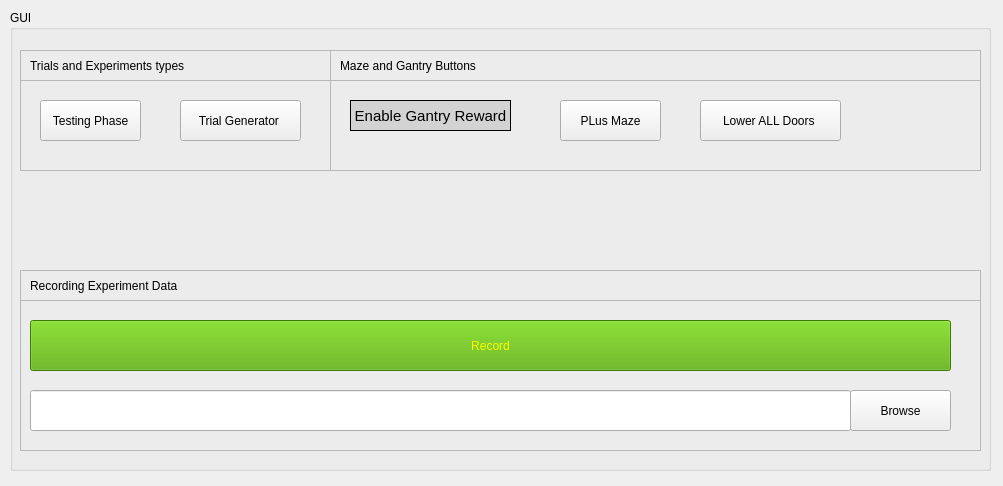
NC4Lab/omniroute_ubuntu_ws, file src/omniroute_operation/src/single_T_maze/single_T_maze_interface.ui: the form before one commit.
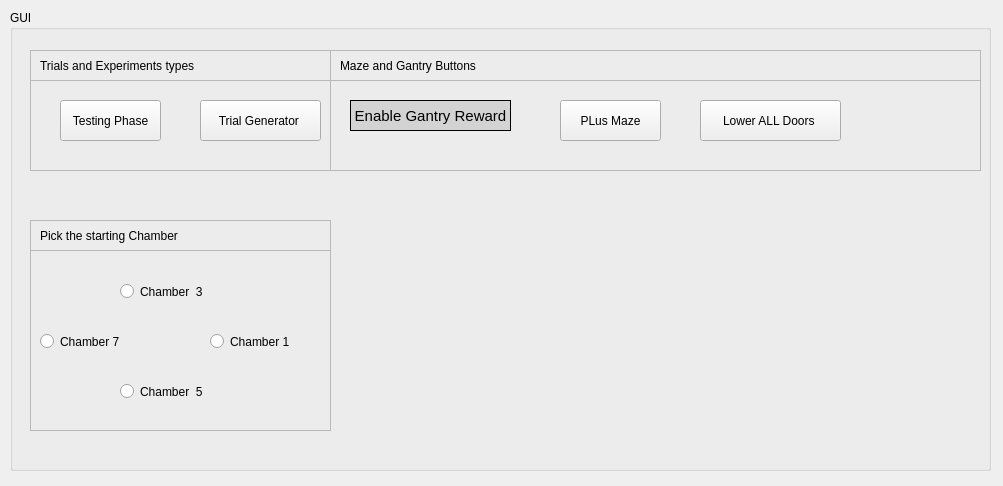
The form after the commit.

Commit message: moving starting chambers away from experiment controller

Patch:
```diff
--- a/src/omniroute_operation/src/single_T_maze/single_T_maze_interface.ui
+++ b/src/omniroute_operation/src/single_T_maze/single_T_maze_interface.ui
@@ -25,65 +25,6 @@
    <property name="title">
     <string>GUI</string>
    </property>
-   <widget class="QFrame" name="frame_6">
-    <property name="geometry">
-     <rect>
-      <x>10</x>
-      <y>290</y>
-      <width>961</width>
-      <height>151</height>
-     </rect>
-    </property>
-    <property name="frameShape">
-     <enum>QFrame::StyledPanel</enum>
-    </property>
-    <property name="frameShadow">
-     <enum>QFrame::Raised</enum>
-    </property>
-    <widget class="QPushButton" name="browseBtn_2">
-     <property name="geometry">
-      <rect>
-       <x>830</x>
-       <y>90</y>
-       <width>101</width>
-       <height>41</height>
-      </rect>
-     </property>
-     <property name="text">
-      <string>Browse</string>
-     </property>
-    </widget>
-    <widget class="QPushButton" name="recordBtn">
-     <property name="enabled">
-      <bool>true</bool>
-     </property>
-     <property name="geometry">
-      <rect>
-       <x>10</x>
-       <y>20</y>
-       <width>921</width>
-       <height>51</height>
-      </rect>
-     </property>
-     <property name="styleSheet">
-      <string notr="true">background-color: rgb(85, 170, 0);
-color: rgb(255, 255, 0);</string>
-     </property>
-     <property name="text">
-      <string>Record</string>
-     </property>
-    </widget>
-    <widget class="QLineEdit" name="recordDataDir">
-     <property name="geometry">
-      <rect>
-       <x>10</x>
-       <y>90</y>
-       <width>821</width>
-       <height>41</height>
-      </rect>
-     </property>
-    </widget>
-   </widget>
    <widget class="QFrame" name="frame_7">
     <property name="geometry">
      <rect>
@@ -183,41 +124,12 @@
      <enum>QFrame::Raised</enum>
     </property>
    </widget>
-   <widget class="QFrame" name="frame_11">
-    <property name="geometry">
-     <rect>
-      <x>10</x>
-      <y>260</y>
-      <width>961</width>
-      <height>31</height>
-     </rect>
-    </property>
-    <property name="frameShape">
-     <enum>QFrame::StyledPanel</enum>
-    </property>
-    <property name="frameShadow">
-     <enum>QFrame::Raised</enum>
-    </property>
-    <widget class="QLabel" name="label_5">
-     <property name="geometry">
-      <rect>
-       <x>10</x>
-       <y>0</y>
-       <width>701</width>
-       <height>31</height>
-      </rect>
-     </property>
-     <property name="text">
-      <string>Recording Experiment Data</string>
-     </property>
-    </widget>
-   </widget>
    <widget class="QFrame" name="frame_12">
     <property name="geometry">
      <rect>
-      <x>10</x>
+      <x>20</x>
       <y>70</y>
-      <width>311</width>
+      <width>301</width>
       <height>91</height>
      </rect>
     </property>
@@ -230,7 +142,7 @@
     <widget class="QPushButton" name="trialGeneratorBtn">
      <property name="geometry">
       <rect>
-       <x>160</x>
+       <x>170</x>
        <y>20</y>
        <width>121</width>
        <height>41</height>
@@ -243,7 +155,7 @@
     <widget class="QPushButton" name="testingPhaseBtn">
      <property name="geometry">
       <rect>
-       <x>20</x>
+       <x>30</x>
        <y>20</y>
        <width>101</width>
        <height>41</height>
@@ -257,9 +169,9 @@
    <widget class="QFrame" name="frame_13">
     <property name="geometry">
      <rect>
-      <x>10</x>
+      <x>20</x>
       <y>40</y>
-      <width>311</width>
+      <width>301</width>
       <height>31</height>
      </rect>
     </property>
@@ -296,13 +208,103 @@
      <string>Maze and Gantry Buttons</string>
     </property>
    </widget>
-   <zorder>frame_7</zorder>
-   <zorder>frame_6</zorder>
-   <zorder>frame_8</zorder>
-   <zorder>frame_11</zorder>
-   <zorder>frame_12</zorder>
-   <zorder>frame_13</zorder>
-   <zorder>label_6</zorder>
+   <widget class="QFrame" name="frame_5">
+    <property name="geometry">
+     <rect>
+      <x>20</x>
+      <y>240</y>
+      <width>301</width>
+      <height>181</height>
+     </rect>
+    </property>
+    <property name="frameShape">
+     <enum>QFrame::StyledPanel</enum>
+    </property>
+    <property name="frameShadow">
+     <enum>QFrame::Raised</enum>
+    </property>
+    <widget class="QRadioButton" name="chamberOneBtn">
+     <property name="geometry">
+      <rect>
+       <x>180</x>
+       <y>80</y>
+       <width>112</width>
+       <height>23</height>
+      </rect>
+     </property>
+     <property name="text">
+      <string>Chamber 1 </string>
+     </property>
+    </widget>
+    <widget class="QRadioButton" name="chamberThreeBtn">
+     <property name="geometry">
+      <rect>
+       <x>90</x>
+       <y>30</y>
+       <width>112</width>
+       <height>23</height>
+      </rect>
+     </property>
+     <property name="text">
+      <string>Chamber  3 </string>
+     </property>
+    </widget>
+    <widget class="QRadioButton" name="chamberSevenBtn">
+     <property name="geometry">
+      <rect>
+       <x>10</x>
+       <y>80</y>
+       <width>112</width>
+       <height>23</height>
+      </rect>
+     </property>
+     <property name="text">
+      <string>Chamber 7 </string>
+     </property>
+    </widget>
+    <widget class="QRadioButton" name="chamberFiveBtn">
+     <property name="geometry">
+      <rect>
+       <x>90</x>
+       <y>130</y>
+       <width>151</width>
+       <height>23</height>
+      </rect>
+     </property>
+     <property name="text">
+      <string>Chamber  5 </string>
+     </property>
+    </widget>
+   </widget>
+   <widget class="QFrame" name="frame_2">
+    <property name="geometry">
+     <rect>
+      <x>20</x>
+      <y>210</y>
+      <width>301</width>
+      <height>31</height>
+     </rect>
+    </property>
+    <property name="frameShape">
+     <enum>QFrame::StyledPanel</enum>
+    </property>
+    <property name="frameShadow">
+     <enum>QFrame::Raised</enum>
+    </property>
+    <widget class="QLabel" name="label_2">
+     <property name="geometry">
+      <rect>
+       <x>10</x>
+       <y>0</y>
+       <width>271</width>
+       <height>31</height>
+      </rect>
+     </property>
+     <property name="text">
+      <string>Pick the starting Chamber</string>
+     </property>
+    </widget>
+   </widget>
   </widget>
  </widget>
  <resources/>
```
The commit also changes 5 other files.
